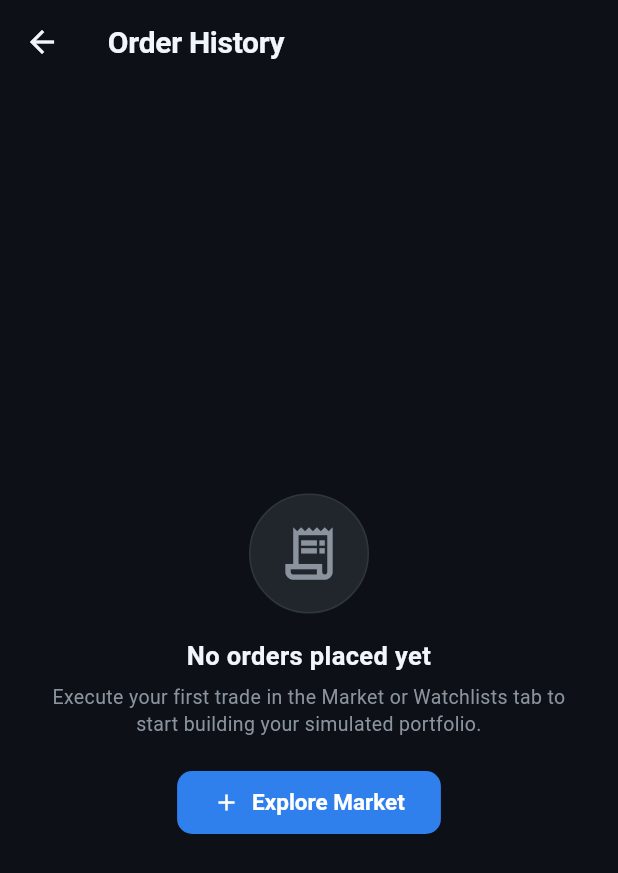
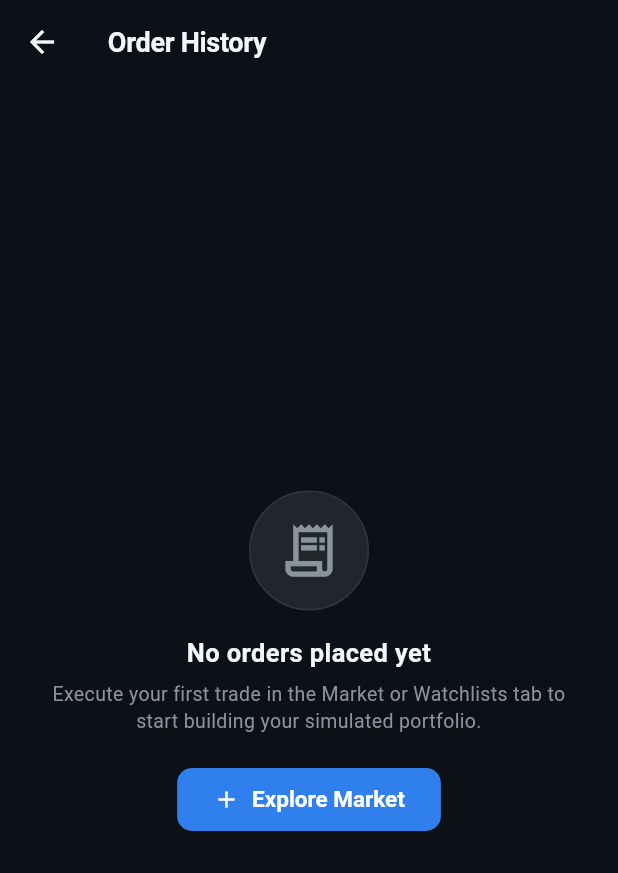
Before and after one commit to nikhilsharma1998/trading-app, a Flutter app: the OrderHistoryScreen screen opened directly, on a phone screen of 412 x 824 dp. Shown: the top 873 px of the screen. Run offline on Flutter 3.47's test engine with Material 3 defaults, Android fonts, the phone set to English and light mode, and no system bars; our stand-ins replace flutter_riverpod, hive_flutter; accounts and stored records are empty.

Commit message:
feat(ui): localize price flashing, add global keyboard dismiss, fix appbar overflow, and update SDK versions

```diff
--- a/lib/app/theme/app_colors.dart
+++ b/lib/app/theme/app_colors.dart
@@ -13,10 +13,10 @@ class AppColors {
   // Market indicators
   static const Color green = Color(0xFF00C087);      // Bullish / Profit
   static const Color greenLight = Color(0x2600C087); // Subtle green highlight (15% opacity)
-  static const Color greenFlash = Color(0x6600C087); // 40% opacity for flash
+  static const Color greenFlash = Color(0x3300C087); // Elegant 20% opacity for price cell flash
   static const Color red = Color(0xFFFF4D4F);        // Bearish / Loss
   static const Color redLight = Color(0x26FF4D4F);   // Subtle red highlight (15% opacity)
-  static const Color redFlash = Color(0x66FF4D4F);   // 40% opacity for flash
+  static const Color redFlash = Color(0x33FF4D4F);   // Elegant 20% opacity for price cell flash
 
   // Brand & Accents
   static const Color primary = Color(0xFF2F80ED);
--- a/lib/core/widgets/custom_app_bar.dart
+++ b/lib/core/widgets/custom_app_bar.dart
@@ -21,7 +21,7 @@ class CustomAppBar extends ConsumerWidget implements PreferredSizeWidget {
   });
 
   @override
-  Size get preferredSize => const Size.fromHeight(kToolbarHeight + 8);
+  Size get preferredSize => const Size.fromHeight(kToolbarHeight + 4);
 
   @override
   Widget build(BuildContext context, WidgetRef ref) {
@@ -31,12 +31,22 @@ class CustomAppBar extends ConsumerWidget implements PreferredSizeWidget {
       leading: leading,
       titleSpacing: 16,
       title: Row(
+        mainAxisSize: MainAxisSize.min,
         children: [
-          Text(title),
+          Flexible(
+            child: Text(
+              title,
+              overflow: TextOverflow.ellipsis,
+              style: const TextStyle(
+                fontSize: 18,
+                fontWeight: FontWeight.w700,
+              ),
+            ),
+          ),
           if (showLiveBadge) ...[
-            const SizedBox(width: 10),
+            const SizedBox(width: 8),
             Container(
-              padding: const EdgeInsets.symmetric(horizontal: 8, vertical: 3),
+              padding: const EdgeInsets.symmetric(horizontal: 7, vertical: 2.5),
               decoration: BoxDecoration(
                 color: AppColors.greenLight,
                 borderRadius: BorderRadius.circular(20),
@@ -45,15 +55,15 @@ class CustomAppBar extends ConsumerWidget implements PreferredSizeWidget {
               child: const Row(
                 mainAxisSize: MainAxisSize.min,
                 children: [
-                  CircleAvatar(radius: 3.5, backgroundColor: AppColors.green),
-                  SizedBox(width: 5),
+                  CircleAvatar(radius: 3, backgroundColor: AppColors.green),
+                  SizedBox(width: 4),
                   Text(
                     'LIVE',
                     style: TextStyle(
-                      fontSize: 10,
+                      fontSize: 9.5,
                       fontWeight: FontWeight.w800,
                       color: AppColors.green,
-                      letterSpacing: 0.8,
+                      letterSpacing: 0.6,
                     ),
                   ),
                 ],
@@ -65,13 +75,13 @@ class CustomAppBar extends ConsumerWidget implements PreferredSizeWidget {
       actions: [
         if (showSpeedToggle) ...[
           Padding(
-            padding: const EdgeInsets.only(right: 8),
+            padding: const EdgeInsets.only(right: 6),
             child: ActionChip(
               avatar: Icon(
                 currentSpeed == MarketFeedSpeed.stress
                     ? Icons.bolt
                     : Icons.speed,
-                size: 16,
+                size: 15,
                 color: currentSpeed == MarketFeedSpeed.stress
                     ? AppColors.warning
                     : AppColors.textSecondary,
@@ -79,11 +89,11 @@ class CustomAppBar extends ConsumerWidget implements PreferredSizeWidget {
               label: Text(
                 currentSpeed == MarketFeedSpeed.stress ? '5x Stress' : '1x Normal',
                 style: TextStyle(
-                  fontSize: 12,
+                  fontSize: 11,
                   fontWeight: FontWeight.w600,
                   color: currentSpeed == MarketFeedSpeed.stress
-                      ? AppColors.warning
-                      : AppColors.textPrimary,
+                    ? AppColors.warning
+                    : AppColors.textPrimary,
                 ),
               ),
               backgroundColor: currentSpeed == MarketFeedSpeed.stress
@@ -94,7 +104,8 @@ class CustomAppBar extends ConsumerWidget implements PreferredSizeWidget {
                     ? AppColors.warning.withValues(alpha: 0.5)
                     : AppColors.border,
               ),
-              padding: const EdgeInsets.symmetric(horizontal: 4),
+              padding: const EdgeInsets.symmetric(horizontal: 2),
+              visualDensity: VisualDensity.compact,
               onPressed: () {
                 ref.read(marketFeedSpeedProvider.notifier).toggleSpeed();
               },
@@ -102,6 +113,8 @@ class CustomAppBar extends ConsumerWidget implements PreferredSizeWidget {
           ),
         ],
         ...?actions,
+
+        const SizedBox(width: 8),
       ],
     );
   }
```
Also changed, not shown: lib/app/app.dart (+7 -0 lines), lib/features/holdings/presentation/widgets/holding_stock_tile.dart (+8 -7 lines), lib/features/market/presentation/widgets/market_stock_tile.dart (+26 -15 lines), lib/features/watchlist/presentation/widgets/watchlist_stock_row.dart (+31 -17 lines), 1 other file.
